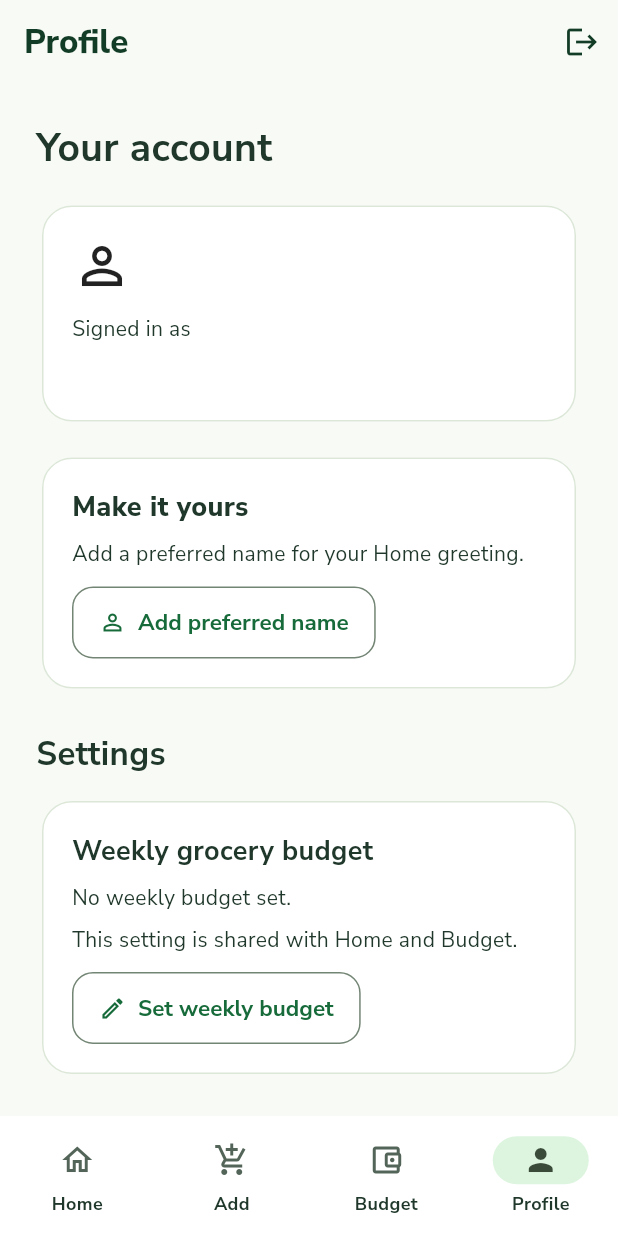
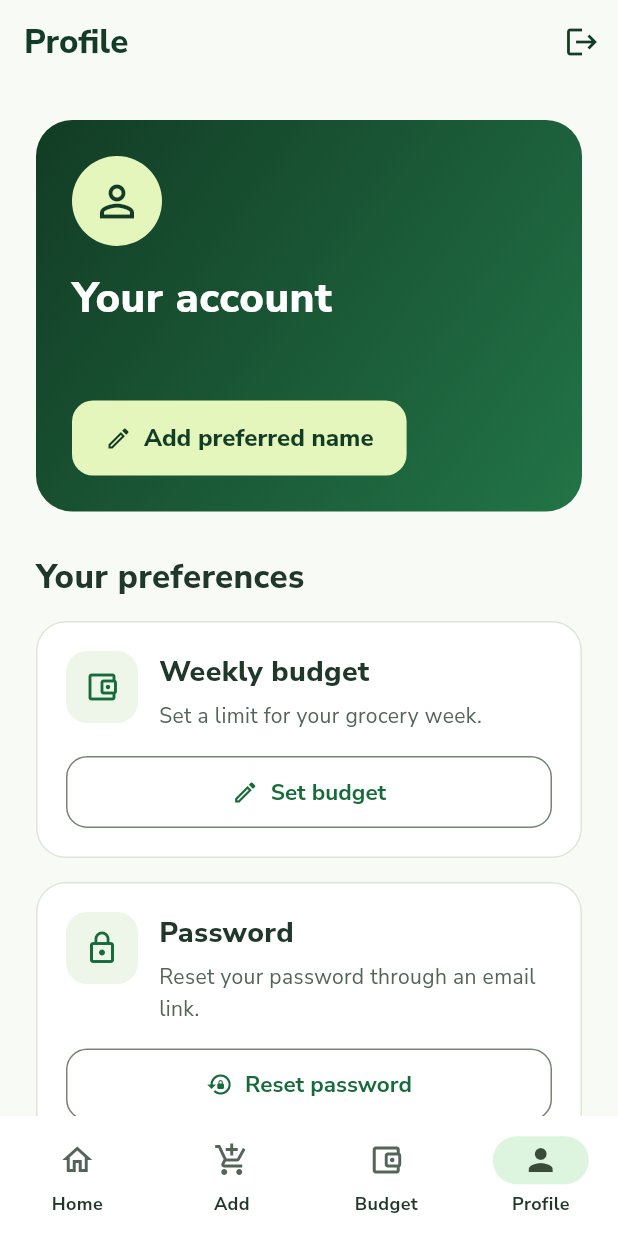
Before and after one commit to faithgelemu/faithful-pantry, a Flutter app: the screen it shows once a user with an empty profile is signed in, item 4 of the bottom bar chosen, on a phone screen of 412 x 824 dp. Run offline on Flutter 3.47's test engine with Material 3 defaults, Android fonts, the phone set to English and light mode, and no system bars; our stand-ins replace cloud_firestore, firebase_auth, firebase_core, google_fonts; accounts and stored records are empty; statements that could not run were skipped.

Commit message:
Polish Profile header and settings cards

```diff
--- a/lib/profile_screen.dart
+++ b/lib/profile_screen.dart
@@ -1,10 +1,10 @@
 import 'package:firebase_auth/firebase_auth.dart';
 import 'package:flutter/material.dart';
 
+import 'preferred_name_screen.dart';
+import 'reset_password_screen.dart';
 import 'services/settings_service.dart';
 import 'weekly_budget_screen.dart';
-import 'reset_password_screen.dart';
-import 'preferred_name_screen.dart';
 
 class ProfileScreen extends StatefulWidget {
   const ProfileScreen({super.key});
@@ -18,22 +18,62 @@ class _ProfileScreenState extends State<ProfileScreen> {
 
   Stream<int?>? budgetStream;
   Stream<String?>? nameStream;
+
   bool isOpeningBudget = false;
+  bool isOpeningName = false;
 
   @override
   void initState() {
     super.initState();
+    loadSettings();
+  }
 
+  void loadSettings() {
     try {
       budgetStream = settingsService.watchWeeklyBudgetPence();
       nameStream = settingsService.watchPreferredName();
     } on StateError {
       budgetStream = null;
+      nameStream = null;
     }
+  }
+
+  void retrySettings() {
+    setState(loadSettings);
   }
 
   String money(int pence) {
     return '£${(pence / 100).toStringAsFixed(2)}';
+  }
+
+  Future<void> openName(String? currentName) async {
+    if (isOpeningName) return;
+
+    setState(() {
+      isOpeningName = true;
+    });
+
+    try {
+      final saved = await Navigator.of(context).push<bool>(
+        MaterialPageRoute(
+          builder: (_) => PreferredNameScreen(
+            currentName: currentName,
+          ),
+        ),
+      );
+
+      if (!mounted || saved != true) return;
+
+      ScaffoldMessenger.of(context).showSnackBar(
+        const SnackBar(content: Text('Preferred name saved.')),
+      );
+    } finally {
+      if (mounted) {
+        setState(() {
+          isOpeningName = false;
+        });
+      }
+    }
   }
 
   Future<void> openBudget(int? currentBudgetPence) async {
@@ -66,20 +106,209 @@ class _ProfileScreenState extends State<ProfileScreen> {
     }
   }
 
-  void retryBudget() {
-    try {
-      final stream = settingsService.watchWeeklyBudgetPence();
+  Widget accountHeader(User user) {
+    return StreamBuilder<String?>(
+      stream: nameStream,
+      builder: (context, snapshot) {
+        final hasError = snapshot.hasError || nameStream == null;
+        final isLoading = !hasError &&
+            (snapshot.connectionState == ConnectionState.waiting ||
+                snapshot.connectionState == ConnectionState.none);
 
-      setState(() {
-        budgetStream = stream;
-      });
-    } on StateError {
-      ScaffoldMessenger.of(context).showSnackBar(
-        const SnackBar(
-          content: Text('Please log in to access your settings.'),
+        final name = hasError ? null : snapshot.data;
+
+        return Container(
+          padding: const EdgeInsets.all(24),
+          decoration: BoxDecoration(
+            gradient: const LinearGradient(
+              begin: Alignment.topLeft,
+              end: Alignment.bottomRight,
+              colors: [
+                Color(0xFF123C25),
+                Color(0xFF227447),
+              ],
+            ),
+            borderRadius: BorderRadius.circular(24),
+          ),
+          child: Column(
+            crossAxisAlignment: CrossAxisAlignment.start,
+            children: [
+              const CircleAvatar(
+                radius: 30,
+                backgroundColor: Color(0xFFE5F6BD),
+                child: Icon(
+                  Icons.person_outline,
+                  size: 34,
+                  color: Color(0xFF123C25),
+                ),
+              ),
+              const SizedBox(height: 18),
+              Text(
+                name ?? 'Your account',
+                style: const TextStyle(
+                  fontSize: 28,
+                  height: 1.2,
+                  fontWeight: FontWeight.w800,
+                  color: Colors.white,
+                ),
+              ),
+              const SizedBox(height: 8),
+              SelectableText(
+                user.email ?? 'Email unavailable',
+                style: const TextStyle(
+                  fontSize: 15,
+                  height: 1.5,
+                  color: Color(0xFFE3F1E6),
+                ),
+              ),
+              const SizedBox(height: 18),
+              if (isLoading)
+                const LinearProgressIndicator(
+                  color: Color(0xFFE5F6BD),
+                  backgroundColor: Color(0xFF305F43),
+                )
+              else if (hasError) ...[
+                const Text(
+                  'Unable to load your preferred name.',
+                  style: TextStyle(color: Colors.white),
+                ),
+                TextButton.icon(
+                  onPressed: retrySettings,
+                  style: TextButton.styleFrom(
+                    foregroundColor: const Color(0xFFE5F6BD),
+                  ),
+                  icon: const Icon(Icons.refresh),
+                  label: const Text('Retry'),
+                ),
+              ] else
+                FilledButton.icon(
+                  onPressed: isOpeningName
+                      ? null
+                      : () => openName(name),
+                  style: FilledButton.styleFrom(
+                    backgroundColor: const Color(0xFFE5F6BD),
+                    foregroundColor: const Color(0xFF123C25),
+                  ),
+                  icon: const Icon(Icons.edit_outlined),
+                  label: Text(
+                    name == null
+                        ? 'Add preferred name'
+                        : 'Edit preferred name',
+                  ),
+                ),
+            ],
+          ),
+        );
+      },
+    );
+  }
+
+  Widget settingCard({
+    required IconData icon,
+    required String title,
+    required String description,
+    required Widget action,
+  }) {
+    return Card(
+      margin: EdgeInsets.zero,
+      child: Padding(
+        padding: const EdgeInsets.all(20),
+        child: Column(
+          crossAxisAlignment: CrossAxisAlignment.stretch,
+          children: [
+            Row(
+              crossAxisAlignment: CrossAxisAlignment.start,
+              children: [
+                Container(
+                  padding: const EdgeInsets.all(12),
+                  decoration: BoxDecoration(
+                    color: const Color(0xFFEDF6E8),
+                    borderRadius: BorderRadius.circular(14),
+                  ),
+                  child: Icon(
+                    icon,
+                    color: const Color(0xFF176B3A),
+                  ),
+                ),
+                const SizedBox(width: 14),
+                Expanded(
+                  child: Column(
+                    crossAxisAlignment: CrossAxisAlignment.start,
+                    children: [
+                      Text(
+                        title,
+                        style: const TextStyle(
+                          fontSize: 19,
+                          fontWeight: FontWeight.w800,
+                        ),
+                      ),
+                      const SizedBox(height: 6),
+                      Text(
+                        description,
+                        style: const TextStyle(
+                          color: Color(0xFF536458),
+                          height: 1.5,
+                        ),
+                      ),
+                    ],
+                  ),
+                ),
+              ],
+            ),
+            const SizedBox(height: 16),
+            action,
+          ],
+        ),
       ),
     );
   }
+
+  Widget budgetSetting() {
+    return StreamBuilder<int?>(
+      stream: budgetStream,
+      builder: (context, snapshot) {
+        if (snapshot.hasError || budgetStream == null) {
+          return settingCard(
+            icon: Icons.account_balance_wallet_outlined,
+            title: 'Weekly budget',
+            description: 'Unable to load your budget setting.',
+            action: OutlinedButton.icon(
+              onPressed: retrySettings,
+              icon: const Icon(Icons.refresh),
+              label: const Text('Retry'),
+            ),
+          );
+        }
+
+        if (snapshot.connectionState == ConnectionState.waiting ||
+            snapshot.connectionState == ConnectionState.none) {
+          return const Padding(
+            padding: EdgeInsets.all(20),
+            child: LinearProgressIndicator(),
+          );
+        }
+
+        final budgetPence = snapshot.data;
+
+        return settingCard(
+          icon: Icons.account_balance_wallet_outlined,
+          title: 'Weekly budget',
+          description: budgetPence == null
+              ? 'Set a limit for your grocery week.'
+              : '${money(budgetPence)} per week · '
+                  'Shared with Home and Budget.',
+          action: OutlinedButton.icon(
+            onPressed: isOpeningBudget
+                ? null
+                : () => openBudget(budgetPence),
+            icon: const Icon(Icons.edit_outlined),
+            label: Text(
+              budgetPence == null ? 'Set budget' : 'Edit budget',
+            ),
+          ),
+        );
+      },
+    );
   }
 
   @override
@@ -98,200 +327,23 @@ class _ProfileScreenState extends State<ProfileScreen> {
         child: ListView(
           padding: const EdgeInsets.all(24),
           children: [
+            accountHeader(user),
+            const SizedBox(height: 28),
             const Text(
-              'Your account',
+              'Your preferences',
               style: TextStyle(
-                fontSize: 26,
-                fontWeight: FontWeight.bold,
-              ),
-            ),
-            const SizedBox(height: 16),
-            Card(
-              child: Padding(
-                padding: const EdgeInsets.all(20),
-                child: Column(
-                  crossAxisAlignment: CrossAxisAlignment.start,
-                  children: [
-                    const Icon(
-                      Icons.person_outline,
-                      size: 40,
-                    ),
-                    const SizedBox(height: 12),
-                    const Text('Signed in as'),
-                    const SizedBox(height: 6),
-                    SelectableText(
-                      user.email ?? 'Email unavailable',
-                      style: const TextStyle(
-                        fontSize: 18,
-                        fontWeight: FontWeight.bold,
-                      ),
-                    ),
-                  ],
-                ),
-              ),
-            ),
-            const SizedBox(height: 16),
-StreamBuilder<String?>(
-  stream: nameStream,
-  builder: (context, snapshot) {
-    if (snapshot.hasError || nameStream == null) {
-      return const Text(
-        'Unable to load your preferred name. '
-        'Reopen Profile to try again.',
-      );
-    }
-
-    if (snapshot.connectionState == ConnectionState.waiting ||
-        snapshot.connectionState == ConnectionState.none) {
-      return const LinearProgressIndicator();
-    }
-
-    final name = snapshot.data;
-
-    return Card(
-      child: Padding(
-        padding: const EdgeInsets.all(20),
-        child: Column(
-          crossAxisAlignment: CrossAxisAlignment.start,
-          children: [
-            const Text(
-              'Make it yours',
-              style: TextStyle(
-                fontSize: 18,
+                fontSize: 22,
                 fontWeight: FontWeight.w800,
               ),
             ),
-            const SizedBox(height: 8),
-            Text(
-              name == null
-                  ? 'Add a preferred name for your Home greeting.'
-                  : 'Preferred name: $name',
-            ),
-            const SizedBox(height: 12),
-            OutlinedButton.icon(
-              icon: const Icon(Icons.person_outline),
-              label: Text(
-                name == null ? 'Add preferred name' : 'Edit preferred name',
-              ),
-              onPressed: () async {
-                final saved = await Navigator.of(context).push<bool>(
-                  MaterialPageRoute(
-                    builder: (_) => PreferredNameScreen(
-                      currentName: name,
-                    ),
-                  ),
-                );
-
-                if (!context.mounted || saved != true) return;
-
-                ScaffoldMessenger.of(context).showSnackBar(
-                  const SnackBar(
-                    content: Text('Preferred name saved.'),
-                  ),
-                );
-              },
-            ),
-          ],
-        ),
-      ),
-    );
-  },
-),
-            const SizedBox(height: 24),
-            const Text(
-              'Settings',
-              style: TextStyle(
-                fontSize: 22,
-                fontWeight: FontWeight.bold,
-              ),
-            ),
-            const SizedBox(height: 12),
-            StreamBuilder<int?>(
-              stream: budgetStream,
-              builder: (context, snapshot) {
-                if (snapshot.hasError || budgetStream == null) {
-                  return Column(
-                    crossAxisAlignment: CrossAxisAlignment.start,
-                    children: [
-                      const Text('Unable to load your budget setting.'),
-                      TextButton.icon(
-                        onPressed: retryBudget,
-                        icon: const Icon(Icons.refresh),
-                        label: const Text('Retry'),
-                      ),
-                    ],
-                  );
-                }
-
-                if (snapshot.connectionState ==
-                        ConnectionState.waiting ||
-                    snapshot.connectionState == ConnectionState.none) {
-                  return const LinearProgressIndicator();
-                }
-
-                final budgetPence = snapshot.data;
-
-                return Card(
-                  child: Padding(
-                    padding: const EdgeInsets.all(20),
-                    child: Column(
-                      crossAxisAlignment: CrossAxisAlignment.start,
-                      children: [
-                        const Text(
-                          'Weekly grocery budget',
-                          style: TextStyle(
-                            fontSize: 18,
-                            fontWeight: FontWeight.bold,
-                          ),
-                        ),
-                        const SizedBox(height: 8),
-                        Text(
-                          budgetPence == null
-                              ? 'No weekly budget set.'
-                              : 'Current limit: ${money(budgetPence)}',
-                        ),
-                        const SizedBox(height: 8),
-                        const Text(
-                          'This setting is shared with Home and Budget.',
-                        ),
-                        const SizedBox(height: 12),
-                        OutlinedButton.icon(
-                          onPressed: isOpeningBudget
-                              ? null
-                              : () => openBudget(budgetPence),
-                          icon: const Icon(Icons.edit_outlined),
-                          label: Text(
-                            budgetPence == null
-                                ? 'Set weekly budget'
-                                : 'Edit weekly budget',
-                          ),
-                        ),
-                      ],
-                    ),
-                  ),
-                );
-              },
-            ),
-            const SizedBox(height: 24),
-Card(
-  child: Padding(
-    padding: const EdgeInsets.all(20),
-    child: Column(
-      crossAxisAlignment: CrossAxisAlignment.start,
-      children: [
-        const Text(
-          'Password',
-          style: TextStyle(
-            fontSize: 18,
-            fontWeight: FontWeight.bold,
-          ),
-        ),
-        const SizedBox(height: 8),
-        const Text(
-          'Request an email link to reset your password.',
-        ),
-        const SizedBox(height: 12),
-        OutlinedButton.icon(
+            const SizedBox(height: 14),
+            budgetSetting(),
+            const SizedBox(height: 16),
+            settingCard(
+              icon: Icons.lock_outline,
+              title: 'Password',
+              description: 'Reset your password through an email link.',
+              action: OutlinedButton.icon(
                 onPressed: user.email == null
                     ? null
                     : () {
@@ -306,14 +358,15 @@ Card(
                 icon: const Icon(Icons.lock_reset),
                 label: const Text('Reset password'),
               ),
-      ],
             ),
+            const SizedBox(height: 20),
+            const Text(
+              'To sign out, use Log out at the top right.',
+              style: TextStyle(
+                fontSize: 13,
+                height: 1.5,
+                color: Color(0xFF536458),
               ),
-),
-const SizedBox(height: 24),
-const Text(
-  'Use the Log out button at the top right '
-  'to sign out of this account.',
             ),
           ],
         ),
```
Lines whose indentation alone changed are shown as unchanged.
